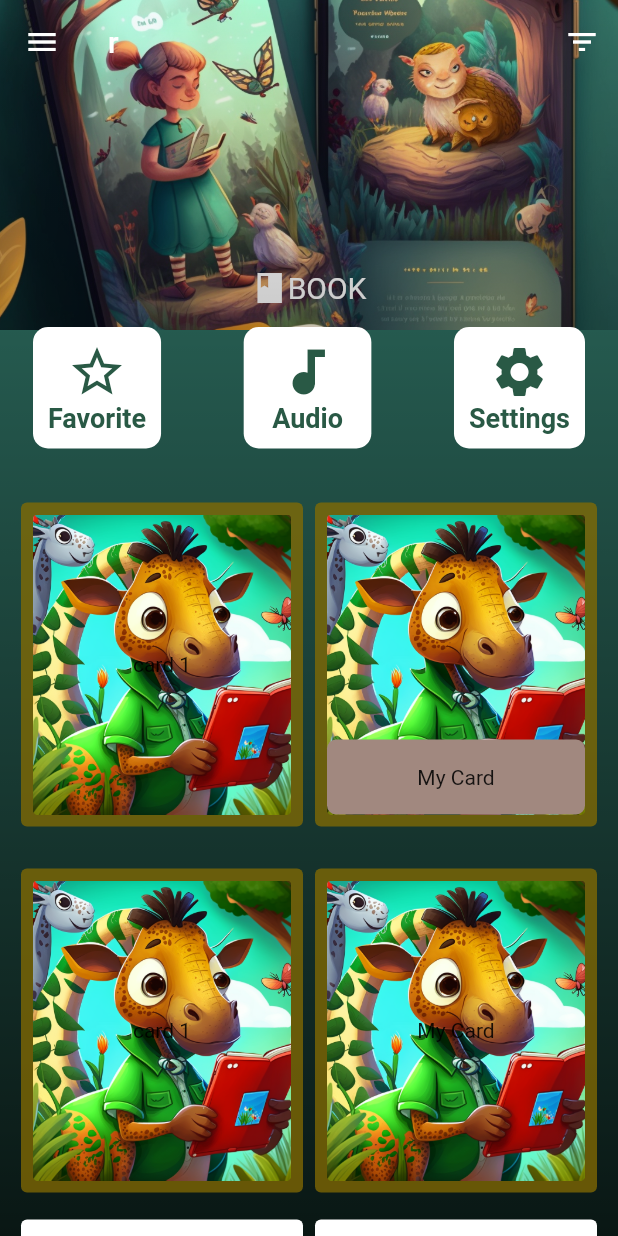
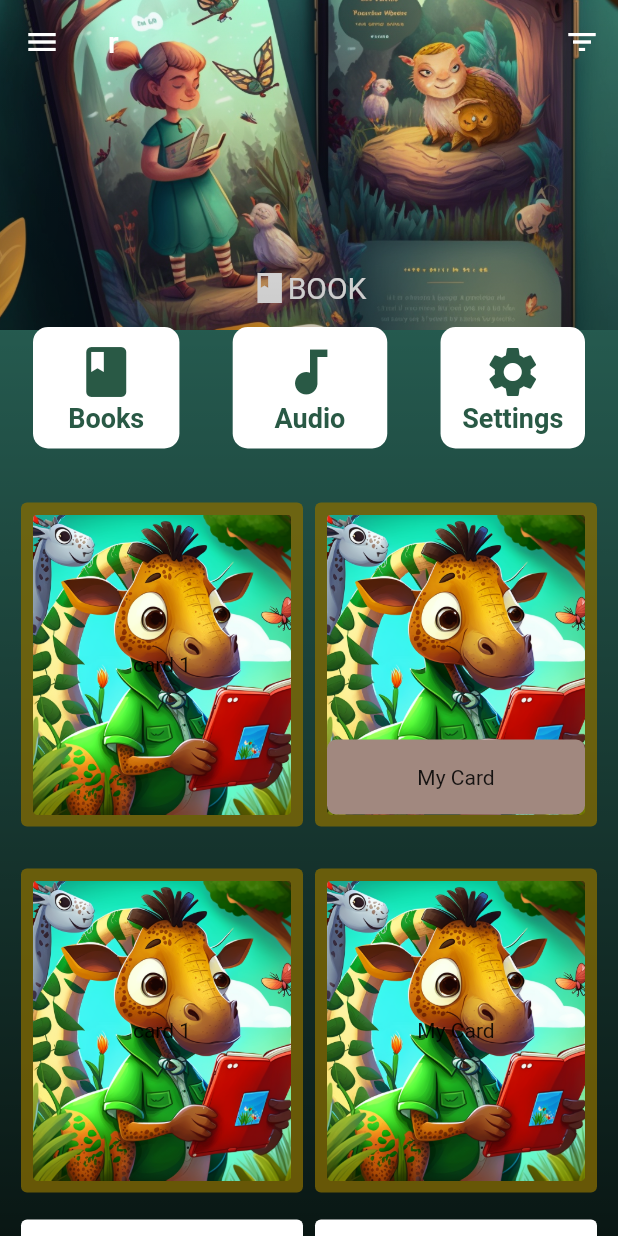
Before and after one commit to Avishkasj/storybook, a Flutter app: the dashboard screen opened directly, on a phone screen of 412 x 824 dp. Run offline on Flutter 3.47's test engine with Material 2 defaults, Android fonts, the phone set to English and light mode, and no system bars.

Commit message:
Update dashboard.dart

```diff
--- a/lib/dashboard.dart
+++ b/lib/dashboard.dart
@@ -159,13 +159,13 @@ class _dashboardState extends State<dashboard> {
                                             child: Column(
                                               children: [
                                                 Icon(
-                                                  Icons.star_border_outlined,
+                                                  Icons.book,
                                                   color: Color.fromRGBO(
                                                       41, 89, 69, 1),
                                                   size: 40.0,
                                                 ),
                                                 Text(
-                                                  'Favorite',
+                                                  '   Books   ',
                                                   style: TextStyle(
                                                     fontSize: 18,
                                                     fontWeight: FontWeight.bold,
@@ -200,7 +200,7 @@ class _dashboardState extends State<dashboard> {
                                                   size: 40.0,
                                                 ),
                                                 Text(
-                                                  '  Audio  ',
+                                                  '    Audio    ',
                                                   style: TextStyle(
                                                     fontSize: 18,
                                                     fontWeight: FontWeight.bold,
@@ -235,7 +235,7 @@ class _dashboardState extends State<dashboard> {
                                                   size: 40.0,
                                                 ),
                                                 Text(
-                                                  'Settings',
+                                                  ' Settings ',
                                                   style: TextStyle(
                                                     fontSize: 18,
                                                     fontWeight: FontWeight.bold,
```
